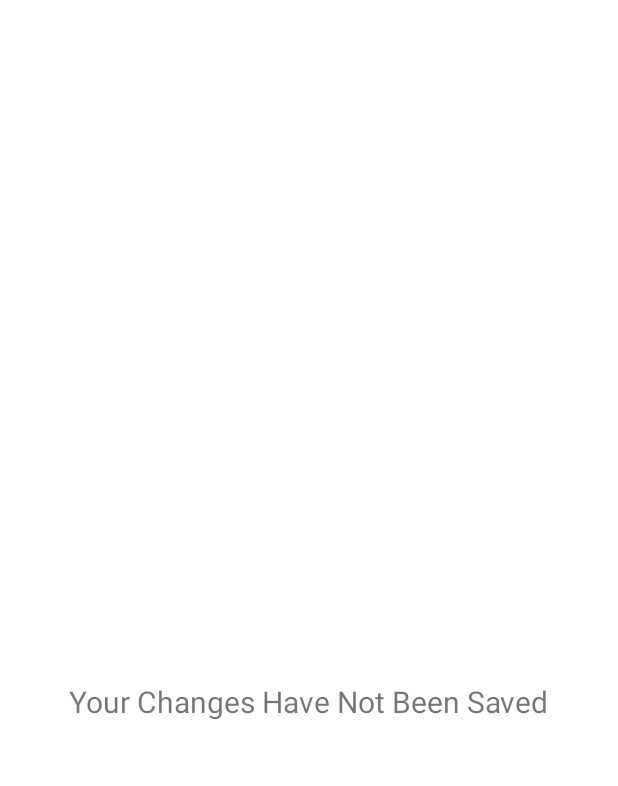
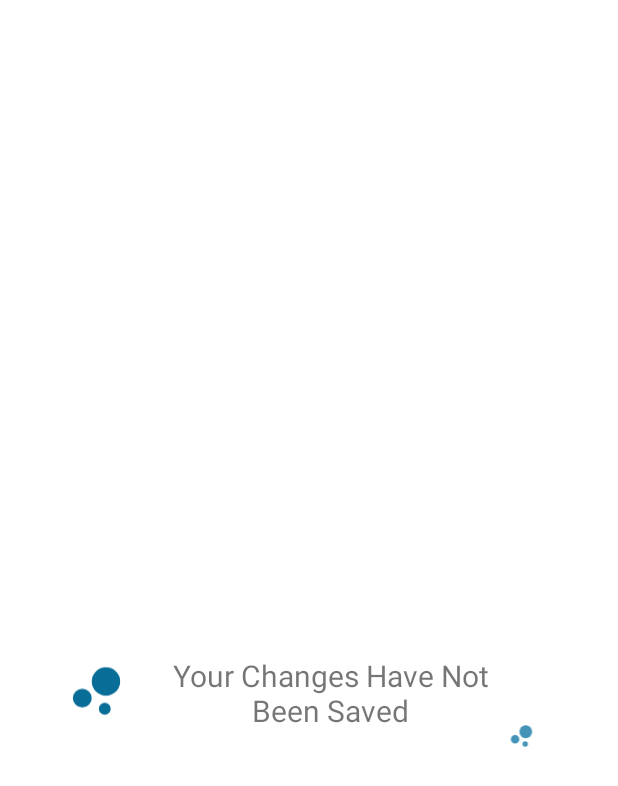
Before and after one commit to shadmanh123/Game_Score_Calculator, an Android app: the layout backbutton_pop_up_gc.xml on its own in the app's theme, with its tools: preview values and no code run, on a phone screen of 412 x 824 dp. Shown: the top 786 px of the screen. Run offline under Robolectric (Android 15) with nearby library versions, the phone set to English and light mode, and no system bars.

Commit message:
Added design to back button - for the add/edit game

```diff
--- a/app/src/main/java/com/example/cmpt276project/AddEditGameCategoryActivity.java
+++ b/app/src/main/java/com/example/cmpt276project/AddEditGameCategoryActivity.java
@@ -59,7 +59,7 @@ public class AddEditGameCategoryActivity extends AppCompatActivity {
         BackPopUpGCFragment dialog = new BackPopUpGCFragment();
         dialog.show(manager, "message");
 
-        Log.i("TAG", "just show");
+//        Log.i("TAG", "just show");
 //        finish();
     }
 
--- a/app/src/main/java/com/example/cmpt276project/BackPopUpGCFragment.java
+++ b/app/src/main/java/com/example/cmpt276project/BackPopUpGCFragment.java
@@ -11,6 +11,8 @@ import android.view.View;
 import androidx.annotation.NonNull;
 import androidx.annotation.Nullable;
 import androidx.appcompat.app.AppCompatDialogFragment;
+
+import java.text.BreakIterator;
 
 public class BackPopUpGCFragment extends AppCompatDialogFragment {
 
@@ -31,7 +33,15 @@ public class BackPopUpGCFragment extends AppCompatDialogFragment {
             @Override
             public void onClick(DialogInterface dialog, int which) {
 //                Log.i("Tag", "you clicked the dialog button");
-                getActivity().finish();
+                switch (which){
+                    case DialogInterface.BUTTON_POSITIVE:
+                        getActivity().finish();
+                        break;
+
+                    case    DialogInterface.BUTTON_NEGATIVE:
+                        break;
+                }
+//                getActivity().finish();
             }
         };
 
@@ -40,6 +50,7 @@ public class BackPopUpGCFragment extends AppCompatDialogFragment {
                 .setTitle("Back Button")
                 .setView(v)
                 .setPositiveButton(android.R.string.ok, listener)
+                .setNegativeButton(android.R.string.cancel, listener)
                 .create();
     }
 }
--- a/app/src/main/java/com/example/cmpt276project/GameCategoriesActivity.java
+++ b/app/src/main/java/com/example/cmpt276project/GameCategoriesActivity.java
@@ -51,11 +51,11 @@ public class GameCategoriesActivity extends AppCompatActivity {
     }
 
     private void onClick() {
-//        startActivity(new Intent(GameCategoriesActivity.this, AddEditGameCategoryActivity.class));
-        gameManager.addGame(new Game("BlackJack", 0, 100));
-        theList.clear();
-        populateTheList();
-        populateListView();
+        startActivity(new Intent(GameCategoriesActivity.this, AddEditGameCategoryActivity.class));
+//        gameManager.addGame(new Game("BlackJack", 0, 100));
+//        theList.clear();
+//        populateTheList();
+//        populateListView();
 
     }
 
--- /dev/null
+++ b/app/src/main/res/drawable/ic_baseline_bubble_chart_24.xml
@@ -0,0 +1,7 @@
+<vector android:height="24dp" android:tint="#4494B8"
+    android:viewportHeight="24" android:viewportWidth="24"
+    android:width="24dp" xmlns:android="http://schemas.android.com/apk/res/android">
+    <path android:fillColor="@android:color/white" android:pathData="M7.2,14.4m-3.2,0a3.2,3.2 0,1 1,6.4 0a3.2,3.2 0,1 1,-6.4 0"/>
+    <path android:fillColor="@android:color/white" android:pathData="M14.8,18m-2,0a2,2 0,1 1,4 0a2,2 0,1 1,-4 0"/>
+    <path android:fillColor="@android:color/white" android:pathData="M15.2,8.8m-4.8,0a4.8,4.8 0,1 1,9.6 0a4.8,4.8 0,1 1,-9.6 0"/>
+</vector>
--- /dev/null
+++ b/app/src/main/res/drawable/ic_baseline_bubble_chart_24_darker.xml
@@ -0,0 +1,7 @@
+<vector android:height="24dp" android:tint="#096E97"
+    android:viewportHeight="24" android:viewportWidth="24"
+    android:width="24dp" xmlns:android="http://schemas.android.com/apk/res/android">
+    <path android:fillColor="@android:color/white" android:pathData="M7.2,14.4m-3.2,0a3.2,3.2 0,1 1,6.4 0a3.2,3.2 0,1 1,-6.4 0"/>
+    <path android:fillColor="@android:color/white" android:pathData="M14.8,18m-2,0a2,2 0,1 1,4 0a2,2 0,1 1,-4 0"/>
+    <path android:fillColor="@android:color/white" android:pathData="M15.2,8.8m-4.8,0a4.8,4.8 0,1 1,9.6 0a4.8,4.8 0,1 1,-9.6 0"/>
+</vector>
--- a/app/src/main/res/layout/backbutton_pop_up_gc.xml
+++ b/app/src/main/res/layout/backbutton_pop_up_gc.xml
@@ -7,13 +7,39 @@
 
     <TextView
         android:id="@+id/textView3"
-        android:layout_width="wrap_content"
-        android:layout_height="wrap_content"
+        android:layout_width="249dp"
+        android:layout_height="53dp"
         android:text="@string/Back_Button_blerb"
-        android:textSize="20dp"
+        android:textSize="20sp"
+        android:textAlignment="center"
         app:layout_constraintBottom_toBottomOf="parent"
         app:layout_constraintEnd_toEndOf="parent"
+        app:layout_constraintHorizontal_bias="0.586"
         app:layout_constraintStart_toStartOf="parent"
         app:layout_constraintTop_toTopOf="parent"
-        app:layout_constraintVertical_bias="0.57" />
+        app:layout_constraintVertical_bias="0.567" />
+
+    <ImageView
+        android:id="@+id/imageView"
+        android:layout_width="23dp"
+        android:layout_height="21dp"
+        app:layout_constraintBottom_toBottomOf="parent"
+        app:layout_constraintEnd_toEndOf="parent"
+        app:layout_constraintHorizontal_bias="0.865"
+        app:layout_constraintStart_toStartOf="parent"
+        app:layout_constraintTop_toTopOf="parent"
+        app:layout_constraintVertical_bias="0.598"
+        app:srcCompat="@drawable/ic_baseline_bubble_chart_24" />
+
+    <ImageView
+        android:id="@+id/imageView2"
+        android:layout_width="47dp"
+        android:layout_height="48dp"
+        app:layout_constraintBottom_toBottomOf="parent"
+        app:layout_constraintEnd_toEndOf="parent"
+        app:layout_constraintHorizontal_bias="0.112"
+        app:layout_constraintStart_toStartOf="parent"
+        app:layout_constraintTop_toTopOf="parent"
+        app:layout_constraintVertical_bias="0.563"
+        app:srcCompat="@drawable/ic_baseline_bubble_chart_24_darker" />
 </androidx.constraintlayout.widget.ConstraintLayout>
```
